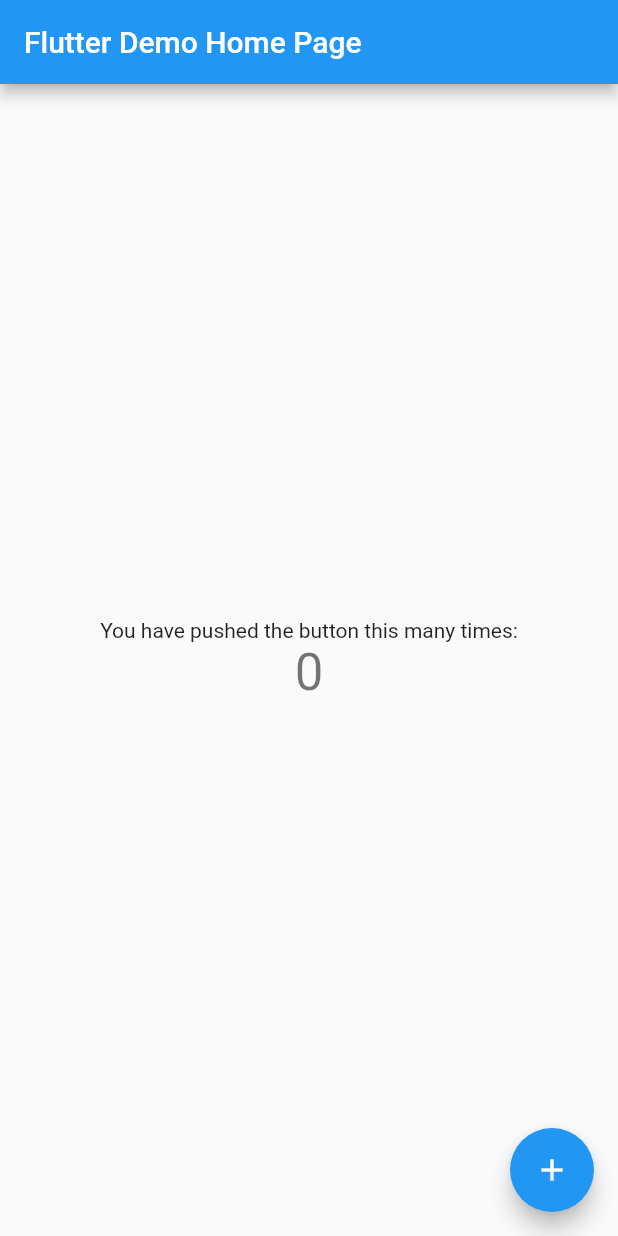
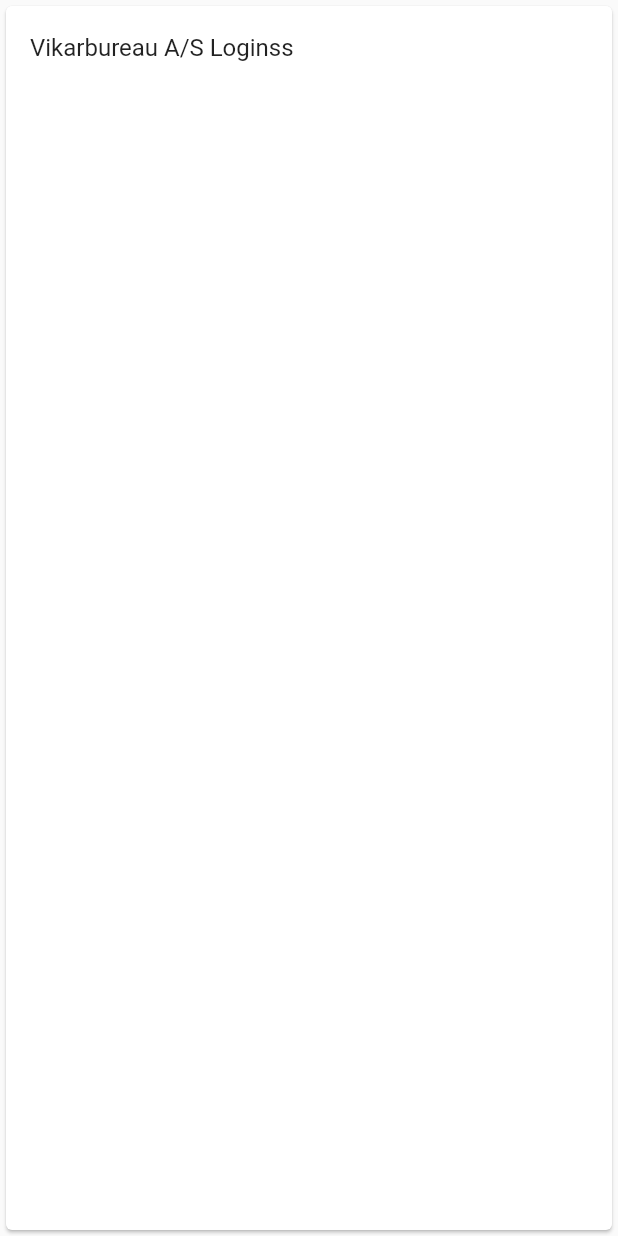
Before and after one commit to effortless-mgmt/ems_app, a Flutter app: the screen it shows after launch, on a phone screen of 412 x 824 dp. Run offline on Flutter 3.47's test engine with Material 2 defaults, Android fonts, the phone set to English and light mode, and no system bars.

Commit message:
Ultra simple card

```diff
--- a/lib/main.dart
+++ b/lib/main.dart
@@ -1,3 +1,4 @@
+import 'package:ems_app/shared/login.dart';
 import 'package:flutter/material.dart';
 
 void main() => runApp(new MyApp());
@@ -10,54 +11,14 @@ class MyApp extends StatelessWidget {
       theme: new ThemeData(
         primarySwatch: Colors.blue,
       ),
-      home: new MyHomePage(title: 'Flutter Demo Home Page'),
+      home: new MainPage(),
     );
   }
 }
 
-class MyHomePage extends StatefulWidget {
-  MyHomePage({Key key, this.title}) : super(key: key);
-
-  final String title;
-
-  @override
-  _MyHomePageState createState() => new _MyHomePageState();
-}
-
-class _MyHomePageState extends State<MyHomePage> {
-  int _counter = 0;
-
-  void _incrementCounter() {
-    setState(() {
-      _counter++;
-    });
-  }
-
+class MainPage extends StatelessWidget {
   @override
   Widget build(BuildContext context) {
-    return new Scaffold(
-      appBar: new AppBar(
-        title: new Text(widget.title),
-      ),
-      body: new Center(
-        child: new Column(
-          mainAxisAlignment: MainAxisAlignment.center,
-          children: <Widget>[
-            new Text(
-              'You have pushed the button this many times:',
-            ),
-            new Text(
-              '$_counter',
-              style: Theme.of(context).textTheme.display1,
-            ),
-          ],
-        ),
-      ),
-      floatingActionButton: new FloatingActionButton(
-        onPressed: _incrementCounter,
-        tooltip: 'Increment',
-        child: new Icon(Icons.add),
-      ),
-    );
+    return new Material(child: new LoginPage());
   }
 }
--- /dev/null
+++ b/lib/shared/login.dart
@@ -0,0 +1,14 @@
+import 'package:flutter/material.dart';
+
+class LoginPage extends StatelessWidget {
+  @override
+  Widget build(BuildContext context) {
+    return new Card(
+      child: new Column(
+        children: <Widget>[
+          new ListTile(title: new Text("Vikarbureau A/S Loginss"))
+        ],
+      ),
+    );
+  }
+}
```
